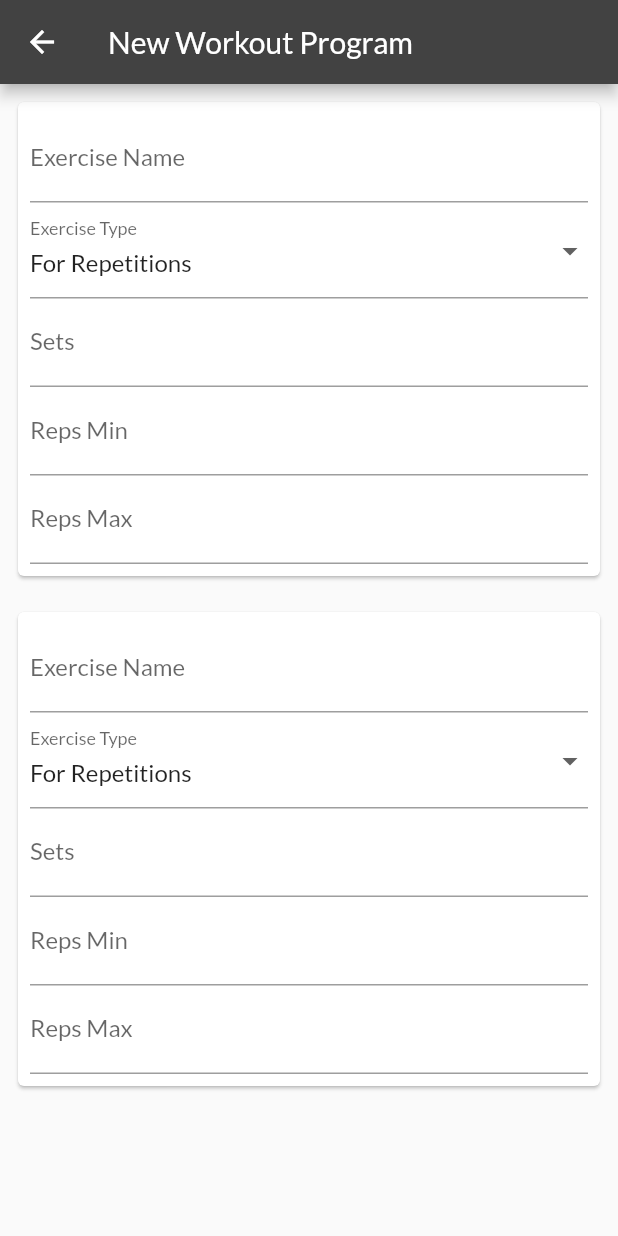
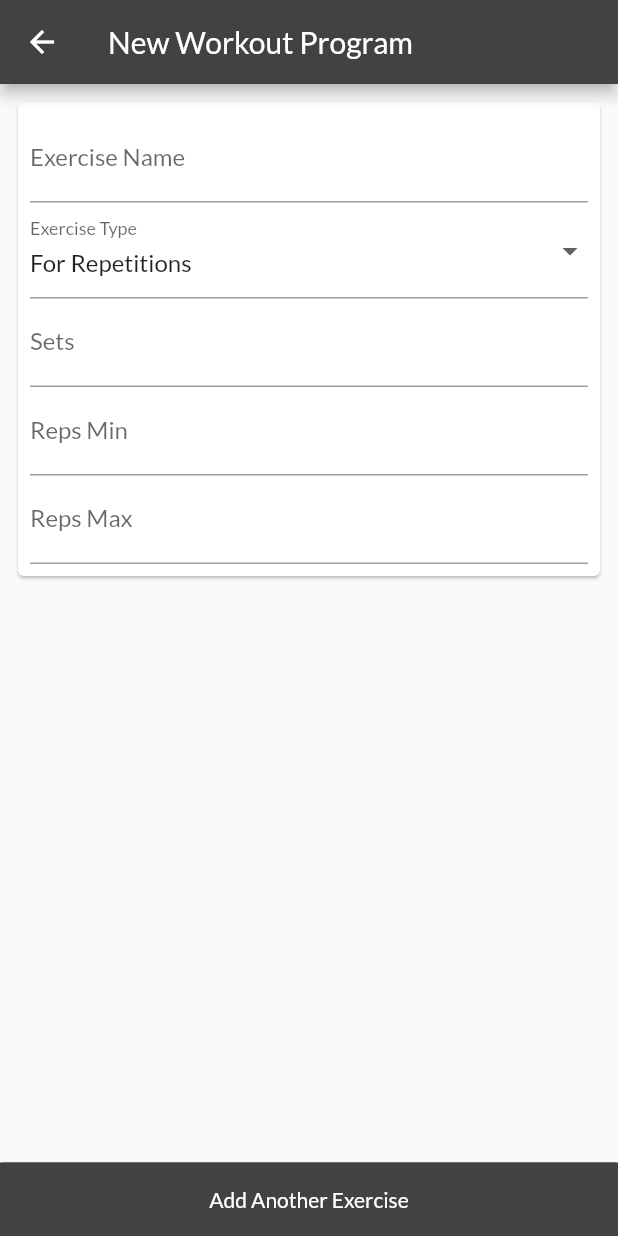
Before and after one commit to FirentisTFW/Training-app, a Flutter app: the NewWorkoutProgramScreen screen opened by its route, on a phone screen of 412 x 824 dp. Run offline on Flutter 3.47's test engine with Material 2 defaults, Android fonts, the phone set to English and light mode, and no system bars; our stand-ins replace material_design_icons_flutter, sqflite; accounts and stored records are empty; generated files the repository leaves out were written again.

Commit message:
New workout screen update

```diff
--- a/lib/screens/add_client_screen.dart
+++ b/lib/screens/add_client_screen.dart
@@ -228,7 +228,7 @@ class _AddClientScreenState extends State<AddClientScreen> {
               SizedBox(height: 50),
               FlatButton(
                 color: Theme.of(context).primaryColor,
-                padding: EdgeInsets.all(10),
+                padding: const EdgeInsets.all(10),
                 child: Text(
                   'Add',
                   style: TextStyle(color: Theme.of(context).accentColor),
--- a/lib/screens/new_workout_program_screen.dart
+++ b/lib/screens/new_workout_program_screen.dart
@@ -7,9 +7,10 @@ class NewWorkoutProgramScreen extends StatelessWidget {
 
   @override
   Widget build(BuildContext context) {
+    print("new-workout-program-screen");
     return Scaffold(
       appBar: AppBar(
-        title: Text('New Workout Program'),
+        title: const Text('New Workout Program'),
       ),
       body: ProgramExercisesList(),
     );
--- a/lib/widgets/program_exercise_item.dart
+++ b/lib/widgets/program_exercise_item.dart
@@ -8,6 +8,7 @@ class ProgramExerciseItem extends StatefulWidget {
 class _ProgramExerciseItemState extends State<ProgramExerciseItem> {
   @override
   Widget build(BuildContext context) {
+    print("program-exercise-item-state");
     return Container(
       child: Padding(
         padding: const EdgeInsets.all(8.0),
@@ -18,26 +19,28 @@ class _ProgramExerciseItemState extends State<ProgramExerciseItem> {
               child: Column(
                 children: [
                   TextFormField(
-                    decoration: InputDecoration(labelText: 'Exercise Name'),
+                    decoration:
+                        const InputDecoration(labelText: 'Exercise Name'),
                   ),
                   DropdownButtonFormField(
-                    decoration: InputDecoration(labelText: 'Exercise Type'),
+                    decoration:
+                        const InputDecoration(labelText: 'Exercise Type'),
                     value: 'ForRepetitions',
                     items: [
                       // TODO: put these options in builder function
                       DropdownMenuItem(
                         value: 'ForRepetitions',
-                        child: Text('For Repetitions'),
+                        child: const Text('For Repetitions'),
                       ),
                       DropdownMenuItem(
                         value: 'ForTime',
-                        child: Text('For Time'),
+                        child: const Text('For Time'),
                       ),
                     ],
                     onChanged: (value) {},
                   ),
                   TextFormField(
-                    decoration: InputDecoration(labelText: 'Sets'),
+                    decoration: const InputDecoration(labelText: 'Sets'),
                   ),
                   TextFormField(
                     decoration: InputDecoration(labelText: 'Reps Min'),
--- a/lib/widgets/program_exercises_list.dart
+++ b/lib/widgets/program_exercises_list.dart
@@ -8,13 +8,40 @@ class ProgramExercisesList extends StatefulWidget {
 }
 
 class _ProgramExercisesListState extends State<ProgramExercisesList> {
+  int numberOfExercises = 1;
+
   @override
   Widget build(BuildContext context) {
+    print("program-exercises-list");
+
     return Container(
-      child: ListView(
+      child: Column(
         children: [
-          ProgramExerciseItem(),
-          ProgramExerciseItem(),
+          Expanded(
+            child: ListView.builder(
+              itemCount: numberOfExercises,
+              itemBuilder: (context, index) => ProgramExerciseItem(),
+            ),
+          ),
+          Container(
+            color: Theme.of(context).primaryColor,
+            width: double.infinity,
+            child: FlatButton(
+              padding: EdgeInsets.all(16),
+              child: Text(
+                'Add Another Exercise',
+                style: TextStyle(
+                  color: Theme.of(context).accentColor,
+                ),
+              ),
+              color: Theme.of(context).primaryColor,
+              onPressed: () {
+                setState(() {
+                  numberOfExercises++;
+                });
+              },
+            ),
+          ),
         ],
       ),
     );
```
